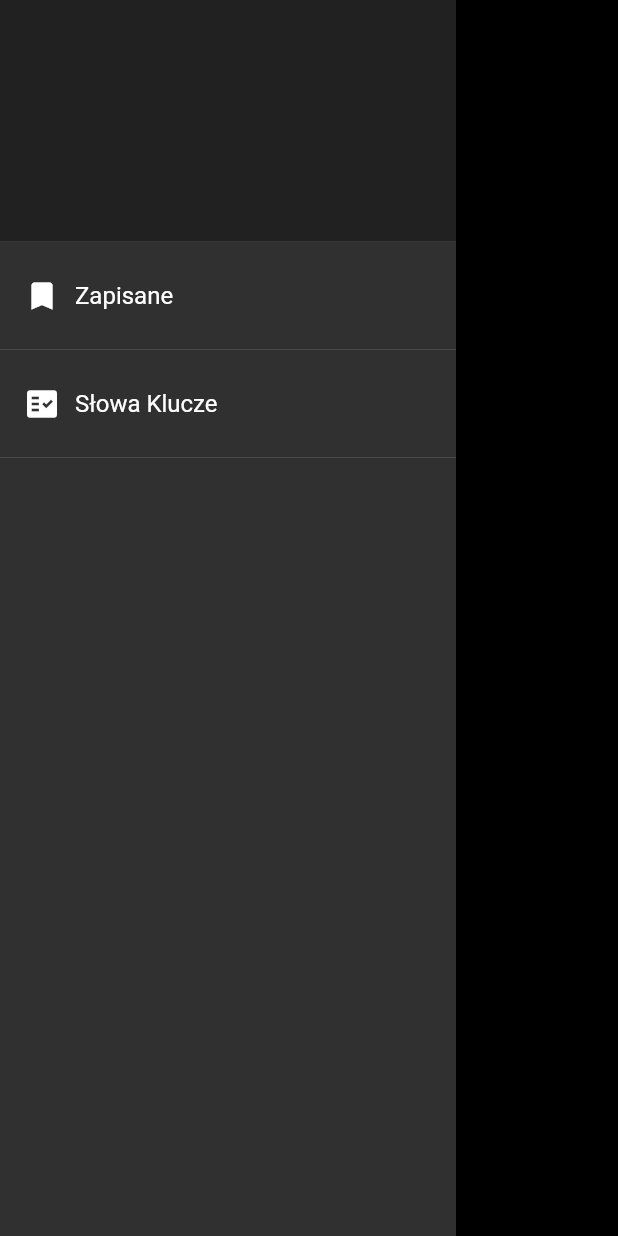
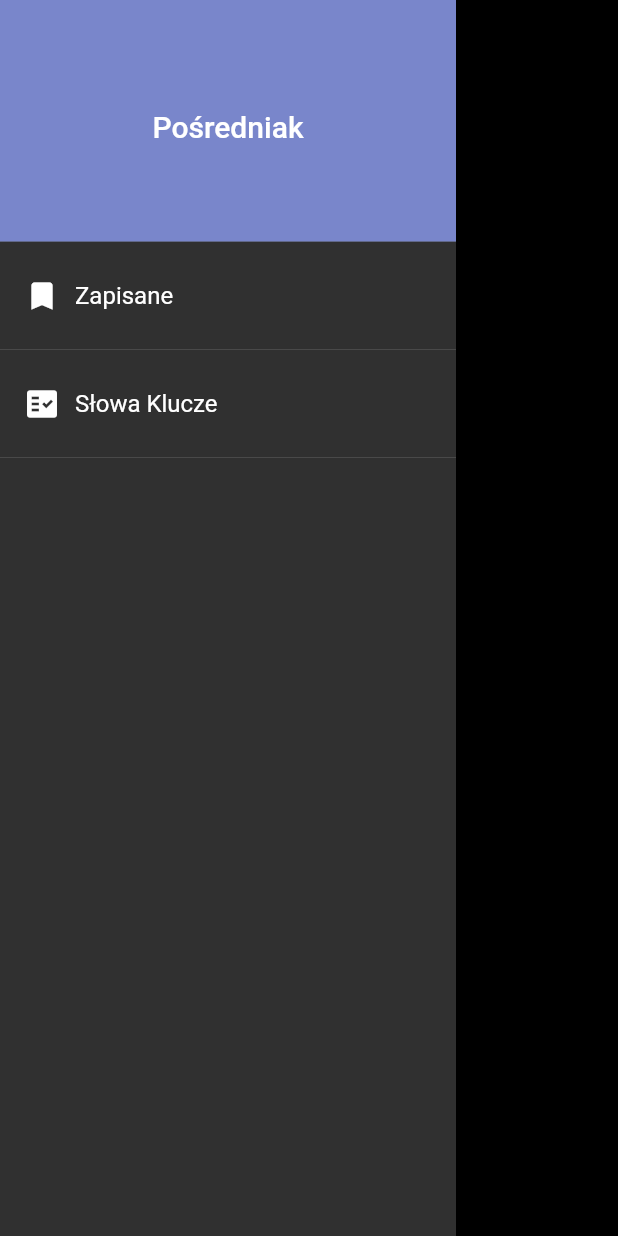
Before and after one commit to jakubjaran/posredniak, a Flutter app: the SideDrawer widget shown alone on an empty page, opened directly, on a phone screen of 412 x 824 dp. Run offline on Flutter 3.47's test engine with Material 2 defaults, Android fonts, the phone set to English and light mode, and no system bars; our stand-ins replace webview_flutter; missing offline and left inert: mongo_dart.

Commit message:
Hide appbar title

```diff
--- a/lib/main.dart
+++ b/lib/main.dart
@@ -101,7 +101,6 @@ class _MyAppState extends State<MyApp> {
       },
       home: Scaffold(
         appBar: AppBar(
-          title: Text('Pośredniak'),
           actions: [
             Container(
               child: Row(
--- a/lib/widgets/sidedrawer.dart
+++ b/lib/widgets/sidedrawer.dart
@@ -11,8 +11,10 @@ class SideDrawer extends StatelessWidget {
       child: ListView(
         children: [
           DrawerHeader(
-            child: null,
-            decoration: BoxDecoration(color: Colors.grey[900]),
+            child: Center(
+              child: Text('Pośredniak', style: TextStyle(fontSize: 20)),
+            ),
+            decoration: BoxDecoration(color: Colors.indigo[300]),
           ),
           ListTile(
             onTap: () => tapHandler(context, '/saved-offers'),
```
